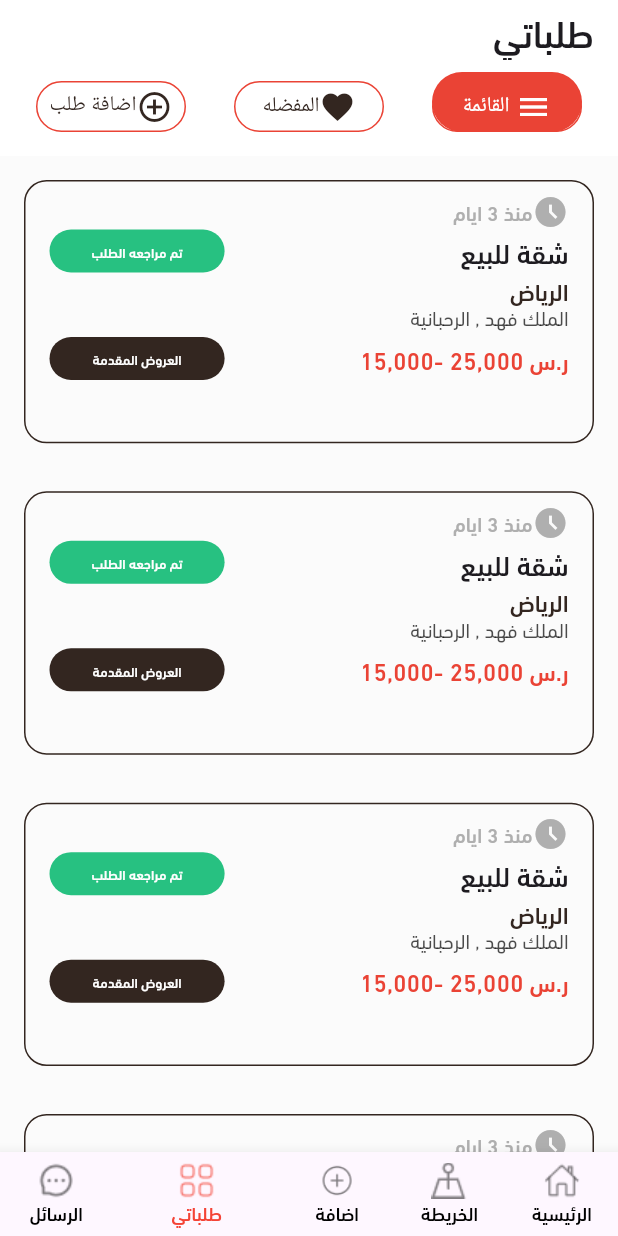
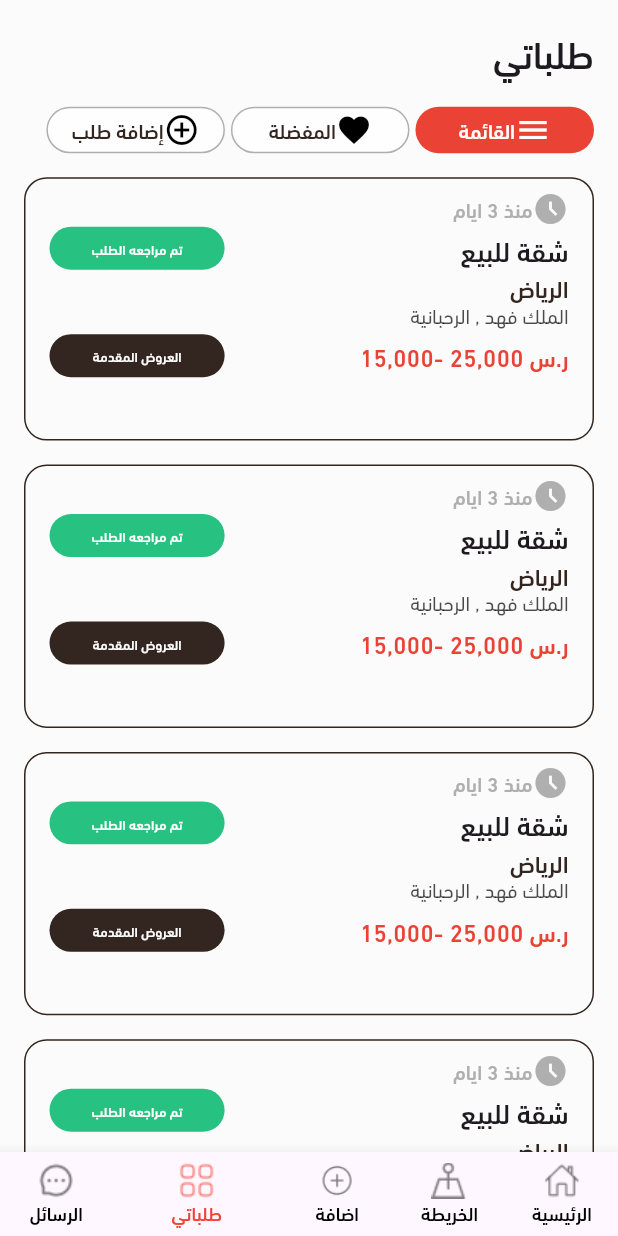
Before and after one commit to basmalahesham/broker, a Flutter app: the screen it shows after launch, item 4 of the bottom bar chosen, on a phone screen of 412 x 824 dp. Run offline on Flutter 3.47's test engine with Material 3 defaults, Android fonts, the phone set to English and light mode, and no system bars; our stand-ins replace carousel_slider, device_preview, dots_indicator, flutter_screenutil.

```diff
--- a/lib/features/orders/presentation/views/widgets/order_view_body.dart
+++ b/lib/features/orders/presentation/views/widgets/order_view_body.dart
@@ -1,250 +1,125 @@
 import 'package:broker/constants.dart';
 import 'package:broker/core/utils/styles.dart';
+import 'package:broker/features/orders/presentation/views/widgets/favourite_view.dart';
+import 'package:broker/features/orders/presentation/views/widgets/menu_view.dart';
 import 'package:flutter/material.dart';
 import 'package:flutter_screenutil/flutter_screenutil.dart';
 
-class OrderViewBody extends StatelessWidget {
+class OrderViewBody extends StatefulWidget {
   const OrderViewBody({
     super.key,
   });
 
   @override
+  State<OrderViewBody> createState() => _OrderViewBodyState();
+}
+
+class _OrderViewBodyState extends State<OrderViewBody> {
+  int selectedIndex = 0;
+
+  List<Widget> screenWidgets = [
+    const MenuView(),
+    const FavouriteView(),
+    Container(),
+  ];
+
+  @override
   Widget build(BuildContext context) {
-    return DefaultTabController(
-      initialIndex: 1,
-      length: 3,
-      child: Scaffold(
-        appBar: AppBar(
-          backgroundColor: Colors.white,
-          title: Text(
+    return CustomScrollView(
+      physics: const BouncingScrollPhysics(),
+      slivers: [
+        SliverToBoxAdapter(
+          child: Padding(
+            padding: const EdgeInsets.all(16.0),
+            child: Column(
+              crossAxisAlignment: CrossAxisAlignment.start,
+              children: [
+                Text(
                   'طلباتي',
                   style: Styles.textStyle22,
                 ),
-          notificationPredicate: (ScrollNotification notification) {
-            return notification.depth == 1;
+                SizedBox(
+                  height: 16.h,
+                ),
+                SizedBox(
+                  height: 26.h,
+                  child: ListView.builder(
+                    scrollDirection: Axis.horizontal,
+                    itemCount: screenWidgets.length,
+                    itemBuilder: (context, index) => InkWell(
+                      onTap: () {
+                        if (index == 2) {
+                          showCustomBottomSheet();
+                        } else {
+                          setState(() {
+                            selectedIndex = index;
+                          });
+                        }
                       },
-          bottom: TabBar(
-            dividerColor: Colors.transparent,
-            padding: const EdgeInsets.all(8),
-            indicatorPadding: const EdgeInsets.only(
-              bottom: 8,
-            ),
-            indicator: BoxDecoration(
-              borderRadius: BorderRadius.circular(23), // Creates border
-              color: kSecondaryColor,
-            ),
-            labelColor: Colors.white,
-            unselectedLabelColor: const Color(0xFF332620),
-            tabs: <Widget>[
-              Tab(
+                      child: Padding(
+                        padding: const EdgeInsets.only(left: 4.0),
                         child: Container(
-                  padding: const EdgeInsets.all(4),
+                          width: 104.w,
+                          height: 26.h,
                           decoration: BoxDecoration(
+                            color: selectedIndex == index
+                                ? kSecondaryColor
+                                : const Color(0xFFFEFEFE),
                             borderRadius: BorderRadius.circular(23),
                             border: Border.all(
-                      color: kSecondaryColor,
+                              color: selectedIndex == index
+                                  ? Colors.transparent
+                                  : const Color(0xFFAFAFAF),
                             ),
                           ),
-                  child: const Row(
+                          child: Row(
                             mainAxisAlignment: MainAxisAlignment.center,
                             children: [
-                      Icon(Icons.menu),
-                      SizedBox(
-                        width: 4,
+                              Icon(
+                                index == 0
+                                    ? Icons.menu
+                                    : index == 1
+                                        ? Icons.favorite
+                                        : Icons.add_circle_outline,
+                                color: selectedIndex == index
+                                    ? Colors.white
+                                    : Colors.black,
                               ),
-                      Text('القائمة'),
+                              Text(
+                                index == 0
+                                    ? 'القائمة'
+                                    : index == 1
+                                        ? 'المفضلة'
+                                        : 'إضافة طلب',
+                                style: Styles.textStyle12.copyWith(
+                                  color: selectedIndex == index
+                                      ? Colors.white
+                                      : const Color(0xFF332620),
+                                ),
+                              ),
                             ],
                           ),
                         ),
                       ),
-              Tab(
-                child: Container(
-                  padding: const EdgeInsets.all(4),
-                  decoration: BoxDecoration(
-                    borderRadius: BorderRadius.circular(23),
-                    border: Border.all(
-                      color: kSecondaryColor,
-                    ),
-                  ),
-                  child: const Row(
-                    mainAxisAlignment: MainAxisAlignment.center,
-                    children: [
-                      Icon(Icons.favorite),
-                      Text('المفضله'),
-                    ],
-                  ),
-                ),
-              ),
-              Tab(
-                child: Container(
-                  padding: const EdgeInsets.all(4),
-                  decoration: BoxDecoration(
-                    borderRadius: BorderRadius.circular(23),
-                    border: Border.all(
-                      color: kSecondaryColor,
-                    ),
-                  ),
-                  child: const Row(
-                    mainAxisAlignment: MainAxisAlignment.center,
-                    children: [
-                      Icon(Icons.add_circle_outline),
-                      Text('اضافة طلب'),
-                    ],
                     ),
                   ),
                 ),
               ],
             ),
           ),
-        body: CustomScrollView(
-          slivers: [
-            SliverToBoxAdapter(
-              child:
-              SizedBox(
-                height: 600.h,
-                child: TabBarView(
-                  children: [
-                    ListView.builder(
-                      itemCount: 10,
-                      itemBuilder: (context, index) => Padding(
-                        padding: const EdgeInsets.all(16.0),
-                        child: Container(
-                          width: 343.w,
-                          height: 147.h,
-                          decoration: BoxDecoration(
-                            borderRadius: BorderRadius.circular(15),
-                            border: Border.all(
-                              color: const Color(0xFF332620),
         ),
-                          ),
-                          child: Padding(
-                            padding: const EdgeInsets.only(
-                                top: 8.0, right: 16, left: 16),
-                            child: Column(
-                              crossAxisAlignment: CrossAxisAlignment.start,
-                              children: [
-                                Row(
-                                  children: [
-                                    const Icon(
-                                      Icons.access_time_filled,
-                                      color: Color(0xFFAFAFAF),
-                                    ),
-                                    Text(
-                                      'منذ 3 ايام',
-                                      style: Styles.textStyle12.copyWith(
-                                        color: const Color(0xFFAFAFAF),
-                                      ),
-                                    ),
+        screenWidgets[selectedIndex],
       ],
-                                ),
-                                Row(
-                                  mainAxisAlignment:
-                                      MainAxisAlignment.spaceBetween,
-                                  children: [
-                                    Text(
-                                      'شقة للبيع',
-                                      style: Styles.textStyle16,
-                                    ),
-                                    Container(
-                                      width: 102.w,
-                                      height: 24.h,
-                                      decoration: BoxDecoration(
-                                        borderRadius: BorderRadius.circular(23),
-                                        color: const Color(0xFF27C181),
-                                      ),
-                                      child: Align(
-                                        alignment: Alignment.center,
-                                        child: Text(
-                                          'تم مراجعه الطلب',
-                                          style: Styles.textStyle8.copyWith(
-                                            color: Colors.white,
-                                          ),
-                                        ),
-                                      ),
-                                    ),
-                                  ],
-                                ),
-                                Text(
-                                  'الرياض',
-                                  style: Styles.textStyle14.copyWith(
-                                    color: Color(0xFF332620),
-                                  ),
-                                ),
-                                Text(
-                                  'الملك فهد , الرحبانية',
-                                  style: Styles.textStyle12.copyWith(
-                                    fontWeight: FontWeight.w400,
-                                    color: Colors.black.withOpacity(0.7),
-                                  ),
-                                ),
-                                Row(
-                                  mainAxisAlignment:
-                                      MainAxisAlignment.spaceBetween,
-                                  children: [
-                                    Text(
-                                      'ر.س 25,000 -15,000',
-                                      style: Styles.textStyle14.copyWith(
-                                        color: kSecondaryColor,
-                                      ),
-                                    ),
-                                    Container(
-                                      width: 102.w,
-                                      height: 24.h,
-                                      decoration: BoxDecoration(
-                                        borderRadius: BorderRadius.circular(23),
-                                        color: const Color(0xFF332620),
-                                      ),
-                                      child: Align(
-                                        alignment: Alignment.center,
-                                        child: Text(
-                                          'العروض المقدمة',
-                                          style: Styles.textStyle8.copyWith(
-                                            color: Colors.white,
-                                          ),
-                                        ),
-                                      ),
-                                    ),
-                                  ],
-                                ),
-                              ],
-                            ),
-                          ),
-                        ),
-                      ),
-                    )
-                  ],
-                ),
-              ),
-            ),
-          ],
-        ),
+    );
+  }
+
+  void showCustomBottomSheet() {
+    showModalBottomSheet(
+      context: context,
+      builder: (context) => Container(
+        width: 375.w,
+        color: Colors.red,
       ),
     );
   }
 }
-/*import 'package:broker/constants.dart';
-import 'package:broker/core/utils/styles.dart';
-import 'package:broker/features/orders/presentation/views/widgets/custom_app_bar.dart';
-import 'package:flutter/material.dart';
-import 'package:flutter_screenutil/flutter_screenutil.dart';
-
-class OrderViewBody extends StatelessWidget {
-  const OrderViewBody({
-    super.key,
-  });
-
-  @override
-  Widget build(BuildContext context) {
-    return CustomScrollView(
-      slivers: [
-        SliverToBoxAdapter(
-          child: Column(
-            children: [
-              CustomAppBar(),
-            ],
-          ),
-        ),
-      ],
-    );
-  }
-}*/
```
Also changed, not shown: lib/features/orders/presentation/views/widgets/favourite_view.dart (added, +58 -0 lines), lib/features/orders/presentation/views/widgets/menu_view.dart (added, +125 -0 lines), assets/images/photo_5958491650131084556_y-removebg-preview.png (added). Lines whose indentation alone changed are shown as unchanged.
